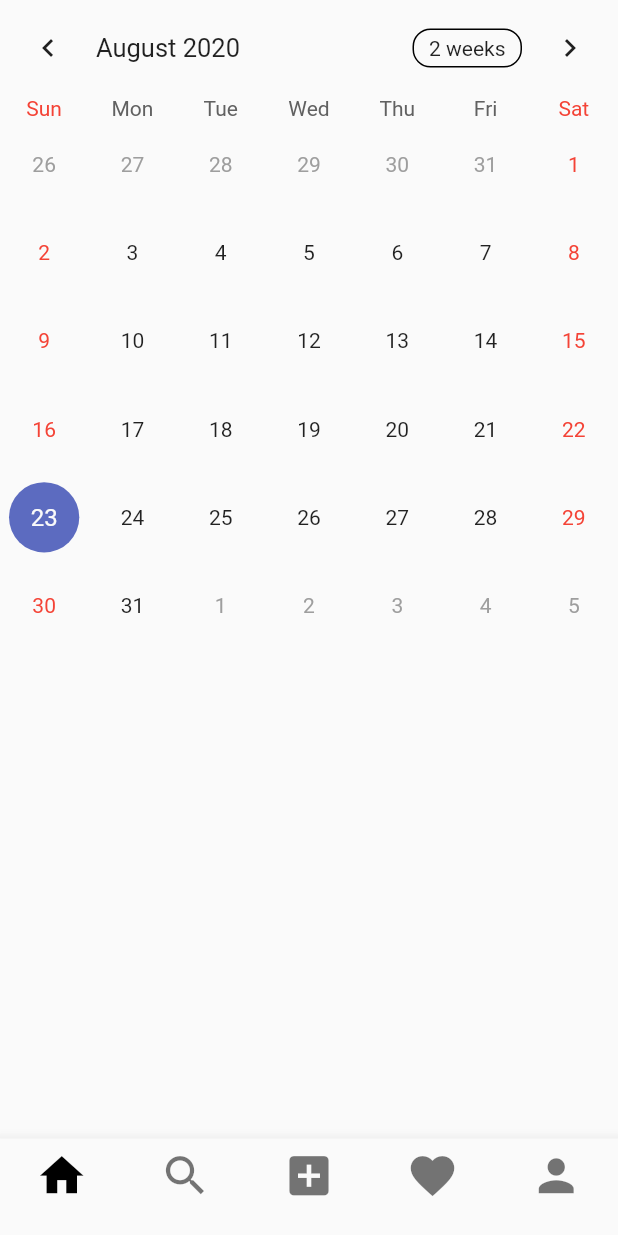
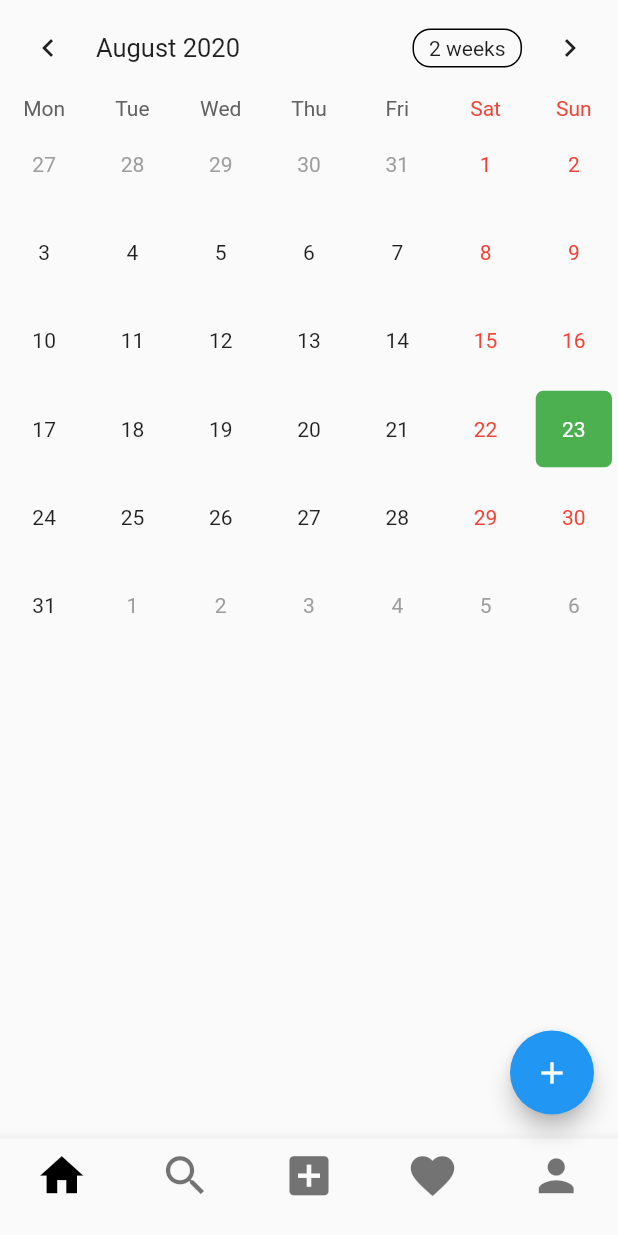
Before and after one commit to BarisC/Task-Manager, a Flutter app: the CelenderPage screen opened by its route, on a phone screen of 412 x 824 dp. Run offline on Flutter 3.47's test engine with Material 2 defaults, Android fonts, the phone set to English and light mode, and no system bars; drawn by our look-alikes of table_calendar; our stand-ins replace carousel_slider; missing offline and left inert: dart:js.

Commit message:
Border has been added to the selection tool in the calendar. Saving feature started.
Signed-off-by: barisCoruh <barislg54@gmail.com>

```diff
--- a/taskmanager/lib/celenderPage.dart
+++ b/taskmanager/lib/celenderPage.dart
@@ -1,3 +1,6 @@
+import 'dart:ffi';
+import 'dart:js';
+
 import 'package:flutter/cupertino.dart';
 import 'package:flutter/material.dart';
 import 'package:table_calendar/table_calendar.dart';
@@ -11,11 +14,28 @@ class CelenderPage extends StatefulWidget {
 
 class _CelenderPageState extends State<CelenderPage> {
   CalendarController _controller;
-
+  Map<DateTime, List<dynamic>> _events;
   @override
   void initState() {
     super.initState();
     _controller = CalendarController();
+    _events = {};
+  }
+
+  Map<String, dynamic> encodeMap(Map<DateTime, dynamic> map) {
+    Map<String, dynamic> newMap = {};
+    map.forEach((key, value) {
+      newMap[key.toString()] = map[key];
+    });
+    return newMap;
+  }
+
+  Map<DateTime, dynamic> decodeMap(Map<String, dynamic> map) {
+    Map<DateTime, dynamic> newMap = {};
+    map.forEach((key, value) {
+      newMap[DateTime.parse(key)] = map[key];
+    });
+    return newMap;
   }
 
   @override
@@ -25,9 +45,55 @@ class _CelenderPageState extends State<CelenderPage> {
         child: Column(
           crossAxisAlignment: CrossAxisAlignment.start,
           children: <Widget>[
-            TableCalendar(calendarController: _controller),
+            TableCalendar(
+              events: _events,
+              calendarStyle: CalendarStyle(
+                todayColor: Colors.orange,
+                selectedColor: Colors.green,
+                todayStyle: TextStyle(
+                  fontWeight: FontWeight.bold,
+                  fontSize: 18.0,
+                  color: Colors.white,
+                ),
+              ),
+              calendarController: _controller,
+              startingDayOfWeek: StartingDayOfWeek.monday,
+              onDaySelected: (date, events) {
+                print(date.toIso8601String());
+              },
+              builders: CalendarBuilders(
+                selectedDayBuilder: (context, date, events) => Container(
+                  margin: const EdgeInsets.all(4.0),
+                  alignment: Alignment.center,
+                  decoration: BoxDecoration(
+                    color: Colors.green,
+                    borderRadius: BorderRadius.circular(5),
+                  ),
+                  child: Text(date.day.toString(),
+                      style: TextStyle(
+                        color: Colors.white,
+                      )),
+                ),
+                todayDayBuilder: (context, date, events) => Container(
+                  margin: const EdgeInsets.all(4.0),
+                  alignment: Alignment.center,
+                  decoration: BoxDecoration(
+                    color: Colors.orange,
+                    borderRadius: BorderRadius.circular(5),
+                  ),
+                  child: Text(date.day.toString(),
+                      style: TextStyle(
+                        color: Colors.white,
+                      )),
+                ),
+              ),
+            ),
           ],
         ),
+      ),
+      floatingActionButton: FloatingActionButton(
+        child: Icon(Icons.add),
+        onPressed: () {},
       ),
       bottomNavigationBar: BottomNavigationBar(
         type: BottomNavigationBarType.fixed,
@@ -69,3 +135,16 @@ class _CelenderPageState extends State<CelenderPage> {
     );
   }
 }
+
+_showAddDialog() {
+  showDialog(
+      builder: (context) => AlertDialog(
+            content: TextField(),
+            actions: <Widget>[
+              FlatButton(
+                child: Text("Kaydedildi."),
+                onPressed: () {},
+              )
+            ],
+          ));
+}
--- a/taskmanager/lib/intro.dart
+++ b/taskmanager/lib/intro.dart
@@ -125,7 +125,7 @@ class _IntroPState extends State<IntroP> {
                             textAlign: TextAlign.center,
                             style: TextStyle(
                               fontSize: 15,
-                              color: textColor,
+                              color: Colors.white,
                               fontFamily: "Caslon",
                             ),
                           ),
--- a/taskmanager/pubspec.yaml
+++ b/taskmanager/pubspec.yaml
@@ -14,6 +14,7 @@ dependencies:
   cupertino_icons: ^0.1.2
   carousel_slider: ^2.2.1
   table_calendar: ^2.2.3
+  shared_preferences: ^0.5.4+5
 dev_dependencies:
   flutter_test:
     sdk: flutter
```
